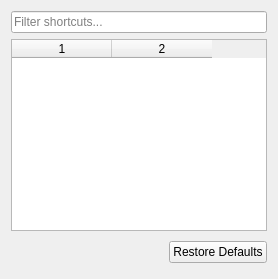
CsoundQt/CsoundQt, file src/keyboardshortcuts.ui: the form before one commit.
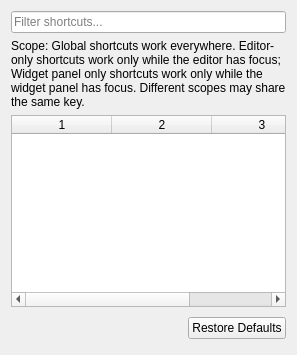
The form after the commit.

The edit to the form file:
```diff
--- a/src/keyboardshortcuts.ui
+++ b/src/keyboardshortcuts.ui
@@ -13,6 +13,16 @@
      </property>
     </widget>
    </item>
+   <item>
+    <widget class="QLabel" name="scopeHintLabel">
+     <property name="text">
+      <string>Scope: Global shortcuts work everywhere. Editor-only shortcuts work only while the editor has focus; Widget panel only shortcuts work only while the widget panel has focus. Different scopes may share the same key.</string>
+     </property>
+     <property name="wordWrap">
+      <bool>true</bool>
+     </property>
+    </widget>
+   </item>
    <item>
     <widget class="QTableWidget" name="tableWidget">
      <property name="minimumSize">
@@ -31,10 +41,11 @@
       <number>0</number>
      </property>
      <property name="columnCount">
-      <number>2</number>
+      <number>3</number>
      </property>
      <column/>
      <column/>
+     <column/>
     </widget>
    </item>
    <item>
```
